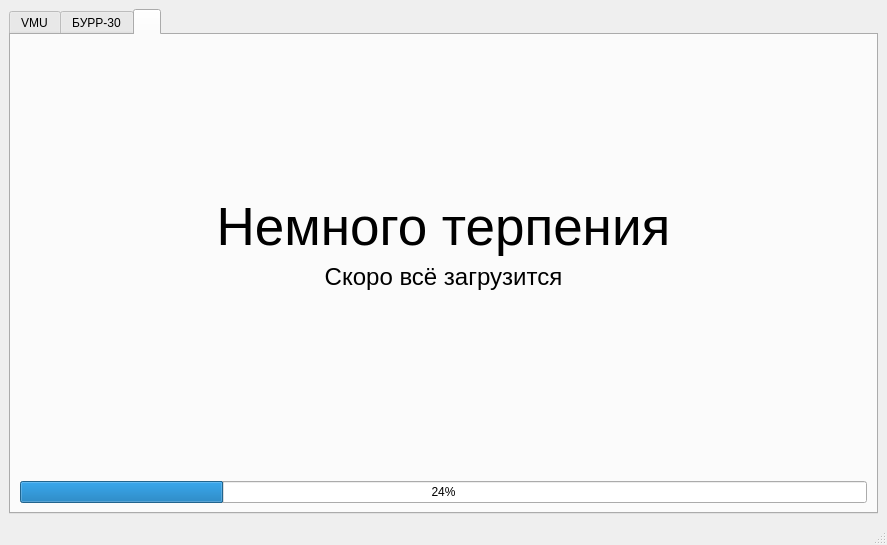
First picture: the form in CANAnalyzer_2.ui, repository hochu-leto/BURR-settings, before the edit.
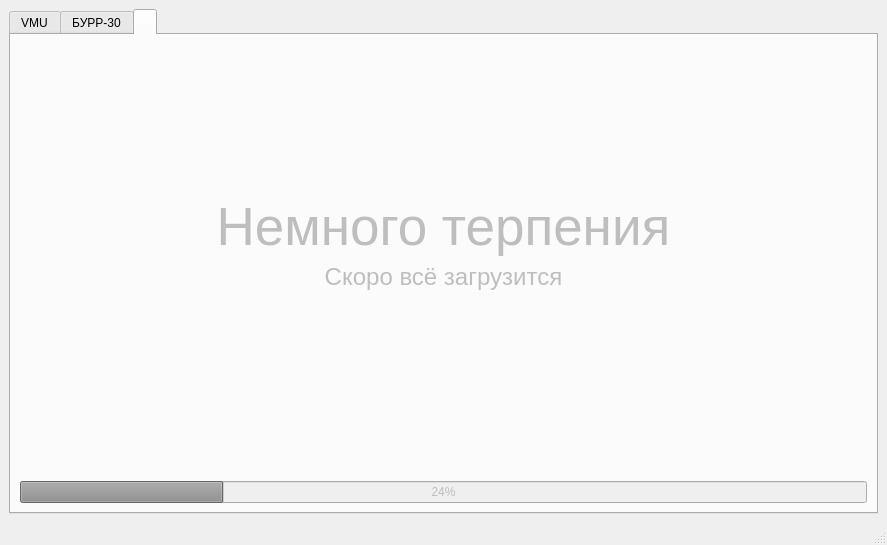
Second picture: the form after the edit. The open tabs and pages were chosen to show the change.

Commit message: научился удалять вкладку

Diff of the .ui file:
```diff
--- a/CANAnalyzer_2.ui
+++ b/CANAnalyzer_2.ui
@@ -20,6 +20,9 @@
    <string>Диагностика и настройка EVO1 </string>
   </property>
   <widget class="QWidget" name="centralwidget">
+   <property name="enabled">
+    <bool>true</bool>
+   </property>
    <property name="sizePolicy">
     <sizepolicy hsizetype="Maximum" vsizetype="Maximum">
      <horstretch>0</horstretch>
@@ -50,6 +53,15 @@
       <property name="currentIndex">
        <number>1</number>
       </property>
+      <property name="iconSize">
+       <size>
+        <width>20</width>
+        <height>20</height>
+       </size>
+      </property>
+      <property name="elideMode">
+       <enum>Qt::ElideRight</enum>
+      </property>
       <widget class="QWidget" name="VMU">
        <attribute name="title">
         <string>VMU</string>
@@ -843,10 +855,19 @@
       </widget>
       <widget class="QWidget" name="Wait_for_read">
        <property name="enabled">
-        <bool>true</bool>
+        <bool>false</bool>
+       </property>
+       <property name="sizePolicy">
+        <sizepolicy hsizetype="Minimum" vsizetype="Minimum">
+         <horstretch>0</horstretch>
+         <verstretch>0</verstretch>
+        </sizepolicy>
+       </property>
+       <property name="autoFillBackground">
+        <bool>false</bool>
        </property>
        <attribute name="title">
-        <string> </string>
+        <string/>
        </attribute>
        <layout class="QVBoxLayout" name="verticalLayout_2">
         <item>
```
Left out of the diff: 16 changed lines with no effect on the pictures. The commit also changes 1 other file.
